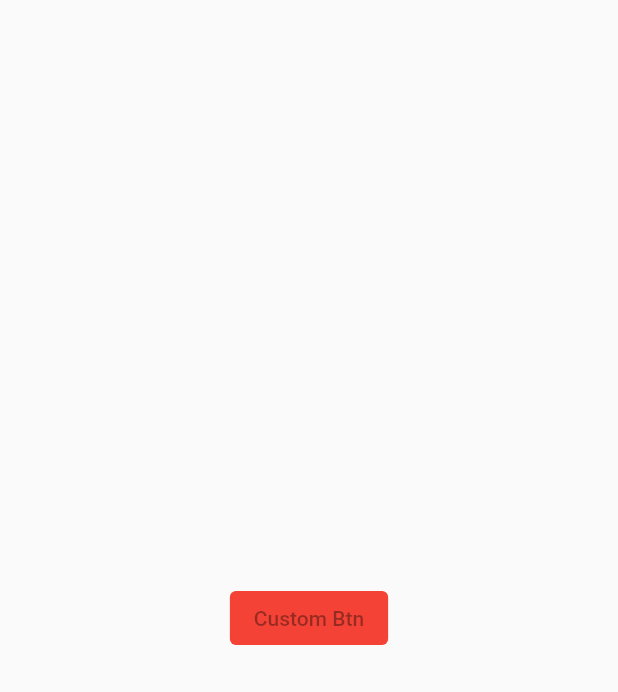
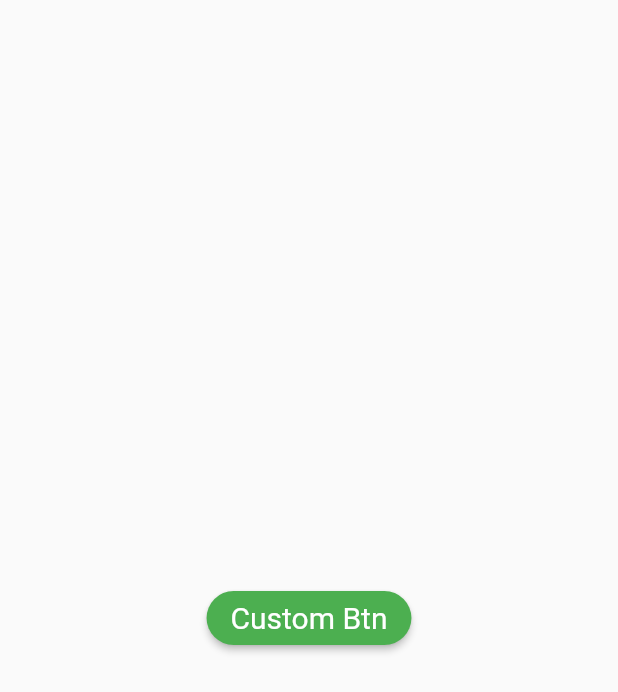
Before and after one commit to davidfffelix/navigation_pages, a Flutter app: the screen it shows after launch, on a phone screen of 412 x 824 dp. Shown: the top 692 px of the screen. Run offline on Flutter 3.47's test engine with Material 2 defaults, Android fonts, the phone set to English and light mode, and no system bars.

Commit message:
chore: upgrade CustomButtonWidget

```diff
--- a/lib/one_page.dart
+++ b/lib/one_page.dart
@@ -10,9 +10,10 @@ class OnePage extends StatelessWidget {
     return Scaffold(
       body: Center(
         child: CustomButtonWidget(
-          disable: true,
+          disable: false,
           onPressed: () {},
           title: 'Custom Btn',
+          titleSize: 20,
           // onPressed: () {
           //   Navigator.of(context).pushNamed('/twoPage', arguments: 'Teste').then(
           //     (value) {
--- a/lib/widgets/custom_button_widgets.dart
+++ b/lib/widgets/custom_button_widgets.dart
@@ -4,12 +4,14 @@ import 'package:flutter/material.dart';
 class CustomButtonWidget extends StatelessWidget {
   final VoidCallback onPressed;
   final String title;
+  final double? titleSize;
   final bool disable;
 
   const CustomButtonWidget({
     Key? key,
     required this.onPressed,
     required this.title,
+    this.titleSize,
     this.disable = false,
   }) : super(key: key);
 
@@ -32,6 +34,27 @@ class CustomButtonWidget extends StatelessWidget {
             return Colors.green;
           },
         ),
+        shape: MaterialStateProperty.all(
+          const RoundedRectangleBorder(
+            borderRadius: BorderRadius.all(
+              Radius.circular(20),
+            ),
+          ),
+        ),
+        // textStyle: MaterialStateProperty.all(
+        //   TextStyle(
+        //     fontSize: titleSize,
+        //   ),
+        // ),
+        textStyle: MaterialStateProperty.resolveWith(
+          (states) {
+            if (states.contains(MaterialState.pressed))
+              return TextStyle(
+                fontSize: titleSize != null ? titleSize! * 2 : 28,
+              );
+            return TextStyle(fontSize: titleSize);
+          },
+        ),
       ),
     );
   }
```
